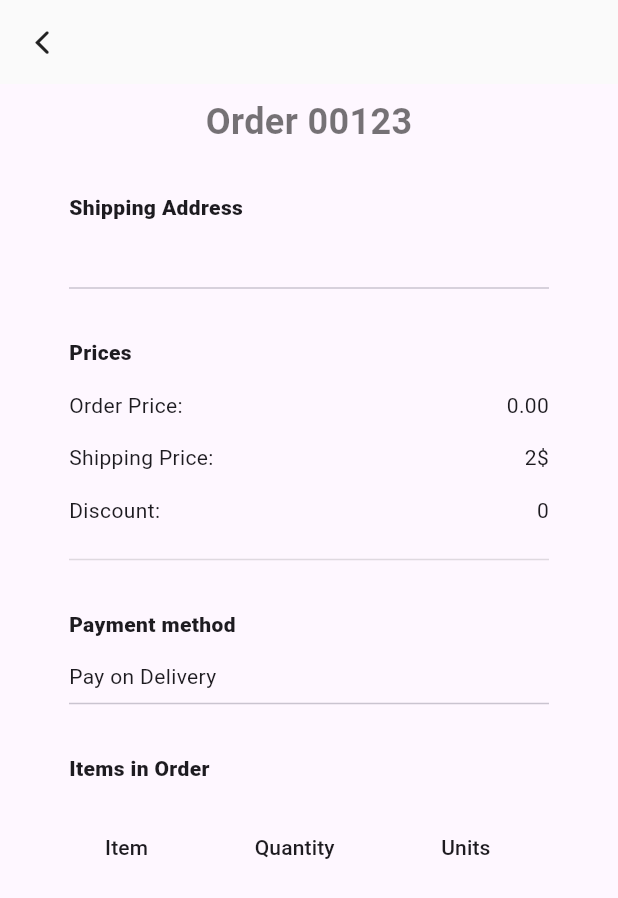
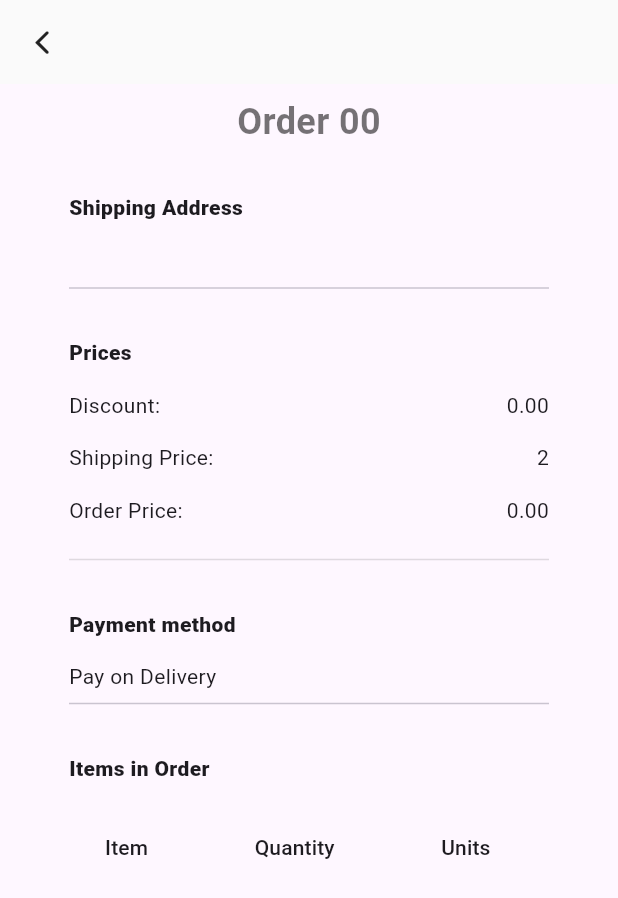
Before and after one commit to abdulrasol/store, a Flutter app: the OrderView screen opened directly with empty values, on a phone screen of 412 x 824 dp. Shown: the top 898 px of the screen. Run offline on Flutter 3.47's test engine with Material 3 defaults, Android fonts, the phone set to English and light mode, and no system bars; our stand-ins replace carousel_slider, cloud_firestore, custom_rating_bar, file_picker, firebase_auth, firebase_core and 6 more; missing offline and left inert: current_location, dart:js_util, open_street_map_search_and_pick, rating; accounts and stored records are empty.

Commit message:
fix some issues

```diff
--- a/lib/database/models/order_model.dart
+++ b/lib/database/models/order_model.dart
@@ -24,7 +24,8 @@ class OrderModel {
       'timestamp': timestamp,
       'price': price,
       'state': state,
-      'address': address
+      'address': address,
+      'discount': discount,
     };
   }
 
--- a/lib/database/services/items.dart
+++ b/lib/database/services/items.dart
@@ -1,4 +1,6 @@
 // Import the FirebaseFirestore plugin.
+import 'dart:js_util';
+
 import 'package:cloud_firestore/cloud_firestore.dart';
 import 'package:firebase_auth/firebase_auth.dart';
 import 'package:get/get.dart';
@@ -237,11 +239,11 @@ Future<List<OrderModel>> getOrders() async {
         (orders) => orders.docs
             .map(
               (order) => OrderModel(
-                  id: 'id',
+                  id: order.data()['id'],
                   items: order.data()['items'],
                   timestamp: order.data()['timestamp'],
                   price: order.data()['price'],
-                  discount: 1,
+                  discount: order.data()['discount'],
                   state: order.data()['state'],
                   address: order.data()['address']),
             )
--- a/lib/main.dart
+++ b/lib/main.dart
@@ -38,5 +38,5 @@ var app = GetMaterialApp(
     'options': (contect) => Options(),
   },
   initialRoute: 'main',
-  home: const Orders(),
+  home: const Main(),
 );
--- a/lib/ui/pages/order.dart
+++ b/lib/ui/pages/order.dart
@@ -2,7 +2,6 @@ import 'package:flutter/material.dart';
 import 'package:get/get.dart';
 import 'package:icons_plus/icons_plus.dart';
 import 'package:rounded_loading_button/rounded_loading_button.dart';
-import 'package:shimmer/shimmer.dart';
 import 'package:store/database/models/item_card.dart';
 import 'package:store/database/models/order_model.dart';
 import 'package:store/database/models/user_adress_model.dart';
@@ -73,7 +72,10 @@ class _OrderState extends State<Order> {
           if (controller.user.value != null) {
             bool orderProcess = await compelteOrder(
               order = OrderModel(
-                id: 'id',
+                id: DateTime.now()
+                    .millisecondsSinceEpoch
+                    .toString()
+                    .substring(5),
                 items:
                     controller.cart.map((element) => element.toMap()).toList(),
                 timestamp: DateTime.now().toIso8601String(),
--- a/lib/ui/pages/order_view.dart
+++ b/lib/ui/pages/order_view.dart
@@ -23,7 +23,7 @@ class OrderView extends StatelessWidget {
         child: SingleChildScrollView(
           child: Column(
             children: [
-              pageTitle('Order 00123'),
+              pageTitle('Order 00${order.id}'),
               const SizedBox(height: 30),
               Wrap(
                 runSpacing: 25,
@@ -77,11 +77,9 @@ class OrderView extends StatelessWidget {
               high,
               Row(
                 children: [
-                  const Text('Order Price: '),
+                  const Text('Discount: '),
                   const Expanded(child: SizedBox()),
-                  Text(
-                    order.price.toStringAsFixed(2),
-                  ),
+                  Text(order.discount.toStringAsFixed(2)),
                 ],
               ),
               high,
@@ -89,15 +87,17 @@ class OrderView extends StatelessWidget {
                 children: [
                   Text('Shipping Price: '),
                   Expanded(child: SizedBox()),
-                  Text('2\$'),
+                  Text('2'),
                 ],
               ),
               high,
               Row(
                 children: [
-                  const Text('Discount: '),
+                  const Text('Order Price: '),
                   const Expanded(child: SizedBox()),
-                  Text('0'),
+                  Text(
+                    order.price.toStringAsFixed(2),
+                  ),
                 ],
               ),
               high,
--- a/lib/ui/pages/orders.dart
+++ b/lib/ui/pages/orders.dart
@@ -12,7 +12,7 @@ class Orders extends StatelessWidget {
   Widget build(BuildContext context) {
     const sizebox = SizedBox(height: 8);
     Widget orderCard({
-      required int orderNumer,
+      required String orderNumer,
       required int quantity,
       required date,
       required String state,
@@ -34,7 +34,7 @@ class Orders extends StatelessWidget {
                 Row(
                   mainAxisAlignment: MainAxisAlignment.spaceBetween,
                   children: [
-                    Text('Order Number:$orderNumer'),
+                    Text('Order Number: $orderNumer'),
                     Text('$quantity Product'),
                     Text(date),
                   ],
@@ -83,7 +83,7 @@ class Orders extends StatelessWidget {
                   itemCount: snapshot.data!.length,
                   itemBuilder: ((context, index) => orderCard(
                         order: snapshot.data![index],
-                        orderNumer: 0011,
+                        orderNumer: snapshot.data![index].id,
                         quantity: snapshot.data![index].items.length,
                         date: snapshot.data![index].timestamp.split('T')[0],
                         state: snapshot.data![index].state,
```
